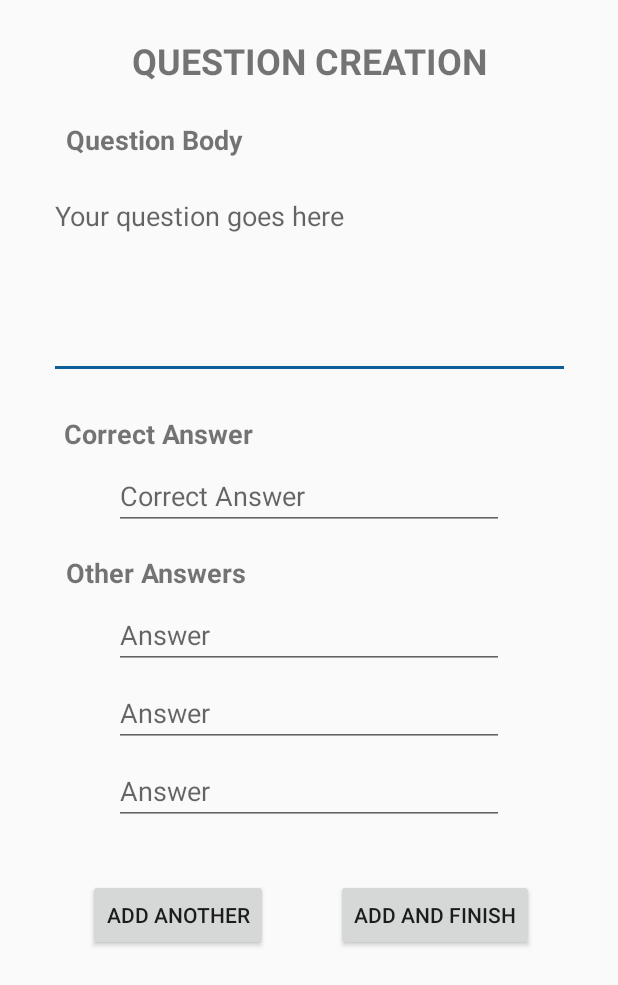
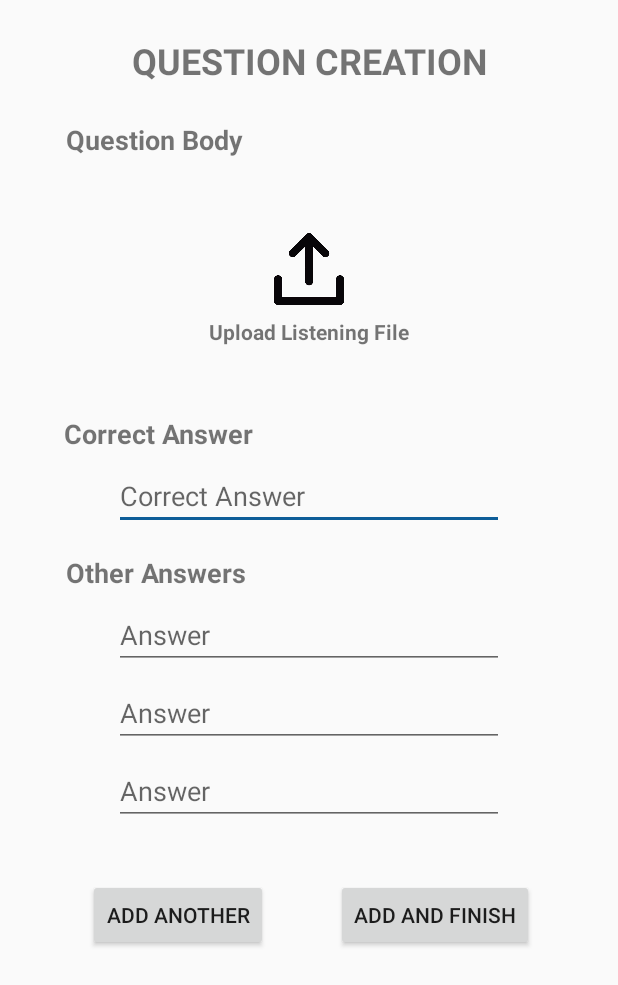
Before and after one commit to bounswe/bounswe2019group5, an Android app: the QuestionSuggestionActivity screen opened directly, with no data from a screen before it, on a phone screen of 412 x 824 dp. Shown: the top 985 px of the screen. Run offline under Robolectric (Android 15) with nearby library versions, the phone set to English and light mode, and no system bars; our stand-ins replace Volley.

Commit message:
Created new activity that uses same layout as QuestionSuggestionActivity that lets users to upload listening questions. Added some functions to select file from the phone.

```diff
--- a/languageLearning/app/build.gradle
+++ b/languageLearning/app/build.gradle
@@ -34,6 +34,7 @@ dependencies {
     implementation 'androidx.constraintlayout:constraintlayout:1.1.3'
     implementation 'com.android.volley:volley:1.1.1'
 
+    implementation 'com.google.android.material:material:1.0.0'
     testImplementation 'junit:junit:4.12'
     testImplementation 'org.mockito:mockito-core:1.10.19'
     testImplementation 'org.json:json:20160810'
--- a/languageLearning/app/src/main/res/layout/activity_question_suggestion.xml
+++ b/languageLearning/app/src/main/res/layout/activity_question_suggestion.xml
@@ -49,6 +49,7 @@
         android:gravity="start|top"
         android:hint="Your question goes here"
         android:inputType="textMultiLine"
+        android:visibility="invisible"
         app:layout_constraintEnd_toEndOf="parent"
         app:layout_constraintStart_toStartOf="parent"
         app:layout_constraintTop_toBottomOf="@+id/textView18" />
@@ -140,4 +141,28 @@
         app:layout_constraintStart_toStartOf="parent"
         app:layout_constraintTop_toBottomOf="@+id/textView15" />
 
+    <ImageButton
+        android:id="@+id/uploadListening"
+        android:layout_width="48dp"
+        android:layout_height="48dp"
+        android:layout_marginTop="50dp"
+        android:background="#00FFFFFF"
+        android:scaleType="fitCenter"
+        android:visibility="visible"
+        app:layout_constraintEnd_toEndOf="parent"
+        app:layout_constraintStart_toStartOf="parent"
+        app:layout_constraintTop_toBottomOf="@+id/textView18"
+        app:srcCompat="@drawable/upload" />
+
+    <TextView
+        android:id="@+id/uploadListeningFileTextView"
+        android:layout_width="wrap_content"
+        android:layout_height="wrap_content"
+        android:layout_marginTop="8dp"
+        android:text="Upload Listening File"
+        android:textStyle="bold"
+        app:layout_constraintEnd_toEndOf="@+id/uploadListening"
+        app:layout_constraintStart_toStartOf="@+id/uploadListening"
+        app:layout_constraintTop_toBottomOf="@+id/uploadListening" />
+
 </androidx.constraintlayout.widget.ConstraintLayout>
```
Also changed, not shown: languageLearning/app/src/main/AndroidManifest.xml (+8 -5 lines), languageLearning/app/src/main/java/com/example/languageLearning/ExerciseSuggestionActivity.java (+11 -7 lines), languageLearning/app/src/main/java/com/example/languageLearning/ListeningQuestionSuggestionActivity.java (added, +92 -0 lines), languageLearning/app/src/main/res/drawable/upload.jpeg.
